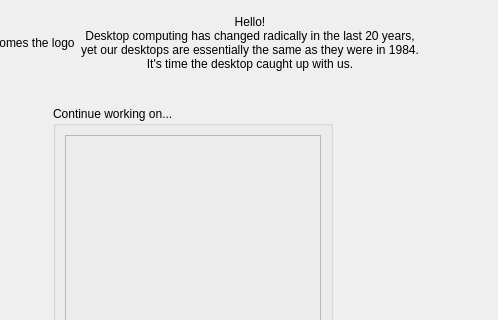
Qt form startpage.ui (KDE/plasma-sdk) before a commit; both pictures show x 114 to 612 and y 0 to 320 of the 612 by 650 pixel window.
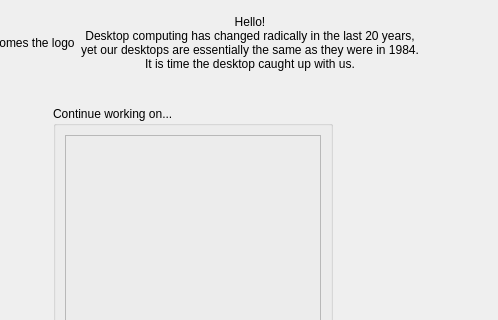
The same form after that commit. Custom widgets are drawn as their Qt base class.

Commit message: Proof-reading: It's -> it is (house style).

The edit to the form file:
```diff
--- a/startpage.ui
+++ b/startpage.ui
@@ -73,7 +73,7 @@
               <string>Hello!
 Desktop computing has changed radically in the last 20 years,
 yet our desktops are essentially the same as they were in 1984.
-It's time the desktop caught up with us.</string>
+It is time the desktop caught up with us.</string>
              </property>
              <property name="alignment">
               <set>Qt::AlignCenter</set>
```
